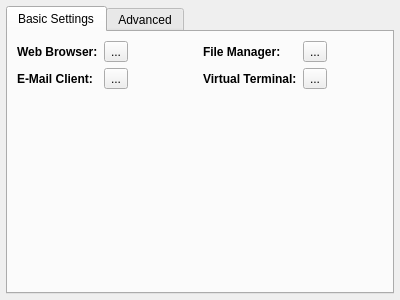
Old version of the form src/settings/config/pages/page_defaultapps.ui in the repository rodlie/draco.
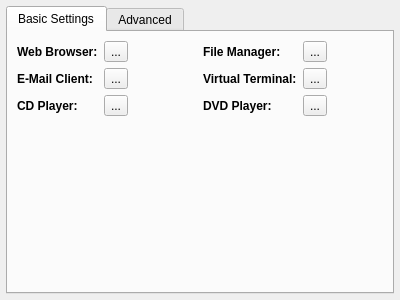
New version of the form.

The edit to the form file:
```diff
--- a/src/settings/config/pages/page_defaultapps.ui
+++ b/src/settings/config/pages/page_defaultapps.ui
@@ -92,6 +92,26 @@
              </property>
             </widget>
            </item>
+           <item row="2" column="0">
+            <widget class="QLabel" name="label">
+             <property name="font">
+              <font>
+               <weight>75</weight>
+               <bold>true</bold>
+              </font>
+             </property>
+             <property name="text">
+              <string>CD Player:</string>
+             </property>
+            </widget>
+           </item>
+           <item row="2" column="1">
+            <widget class="QToolButton" name="tool_default_cd">
+             <property name="text">
+              <string>...</string>
+             </property>
+            </widget>
+           </item>
           </layout>
          </item>
          <item row="0" column="1">
@@ -142,6 +162,26 @@
              </property>
             </widget>
            </item>
+           <item row="2" column="0">
+            <widget class="QLabel" name="label_2">
+             <property name="font">
+              <font>
+               <weight>75</weight>
+               <bold>true</bold>
+              </font>
+             </property>
+             <property name="text">
+              <string>DVD Player:</string>
+             </property>
+            </widget>
+           </item>
+           <item row="2" column="1">
+            <widget class="QToolButton" name="tool_default_dvd">
+             <property name="text">
+              <string>...</string>
+             </property>
+            </widget>
+           </item>
           </layout>
          </item>
         </layout>
```
Left out of the diff: 2 changed lines with no effect on the pictures.
